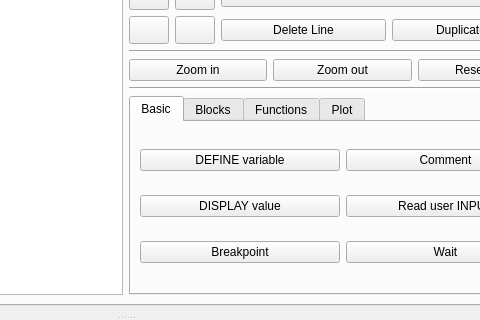
Old version of the form src/forms/ui_mainwindow.ui in the repository TuringApp/Turing; both pictures show x 324 to 804 and y 110 to 430 of the 900 by 713 pixel window.
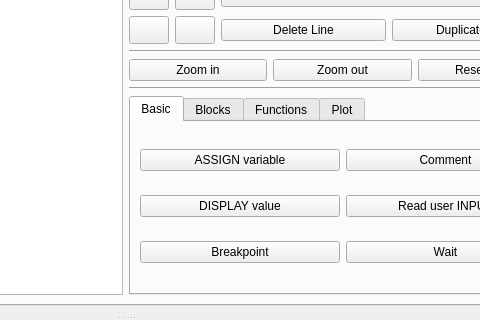
New version of the form. The open tabs and pages were chosen to show the change. Icons and pictures are not drawn.

Commit message: DEFINE varriable is now ASSIGN varriable

What changed in the file:
```diff
--- a/src/forms/ui_mainwindow.ui
+++ b/src/forms/ui_mainwindow.ui
@@ -343,7 +343,7 @@
                <item row="0" column="0">
                 <widget class="QPushButton" name="btnAlgo_Variable">
                  <property name="text">
-                  <string>DEFINE variable</string>
+                  <string>ASSIGN variable</string>
                  </property>
                  <property name="icon">
                   <iconset resource="../turing.qrc">
```
Left out of the diff: 2 changed lines with no effect on the pictures. The commit also changes 8 other files.
